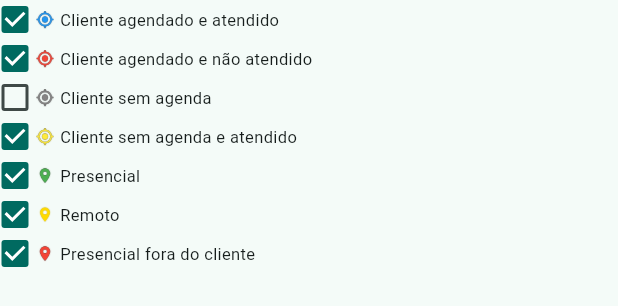
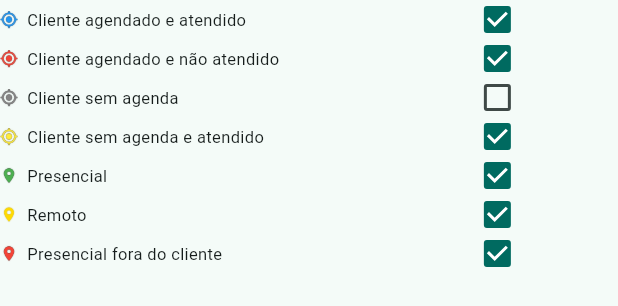
Before and after one commit to allebarrosm/atendimento-componente, a Flutter app: the AtendimentoLegendBar widget shown alone on an empty page, opened directly with empty values, on a phone screen of 412 x 824 dp. Shown: the top 306 px of the screen. Run offline on Flutter 3.47's test engine with Material 3 defaults, Android fonts, the phone set to English and light mode, and no system bars; our stand-ins replace flutter_mobx, google_maps_flutter, latlong2, mobx; missing offline and left inert: flutter_floating_map_marker_titles_core, roteiro; generated files the repository leaves out were written again.

Commit message:
fix: checkbox da legenda de volta ao lado direito da linha

```diff
--- a/lib/src/ui/widgets/atendimento_legend_bar.dart
+++ b/lib/src/ui/widgets/atendimento_legend_bar.dart
@@ -154,8 +154,17 @@ class AtendimentoLegendBar extends StatelessWidget {
       child: Row(
         crossAxisAlignment: CrossAxisAlignment.center,
         children: [
-          // Checkbox no início da linha: fica alinhado na coluna e o texto
-          // começa logo em seguida (sem o vão que o `Expanded` criava).
+          Image.asset(asset, width: 12, height: 12),
+          const SizedBox(width: 6),
+          Expanded(
+            child: Text(
+              title,
+              maxLines: 1,
+              overflow: TextOverflow.ellipsis,
+              style: const TextStyle(fontSize: 11),
+            ),
+          ),
+          const SizedBox(width: 8),
           SizedBox(
             height: 20,
             width: 20,
@@ -168,17 +177,6 @@ class AtendimentoLegendBar extends StatelessWidget {
             ),
           ),
           const SizedBox(width: 4),
-          Image.asset(asset, width: 12, height: 12),
-          const SizedBox(width: 4),
-          Expanded(
-            child: Text(
-              title,
-              maxLines: 1,
-              overflow: TextOverflow.ellipsis,
-              style: const TextStyle(fontSize: 11),
-            ),
-          ),
-          const SizedBox(width: 4),
         ],
       ),
     );
--- a/pubspec.yaml
+++ b/pubspec.yaml
@@ -2,7 +2,7 @@ name: atendimento
 description: >-
   Componente compartilhado de Atendimento (mapa, marcadores, filtros,
   estatísticas, cards e grid) para Gestão e BackOffice. Android e Web.
-version: 0.1.32
+version: 0.1.33
 publish_to: none
 
 environment:
```
Also changed, not shown: example/pubspec.lock, 1 other file.
